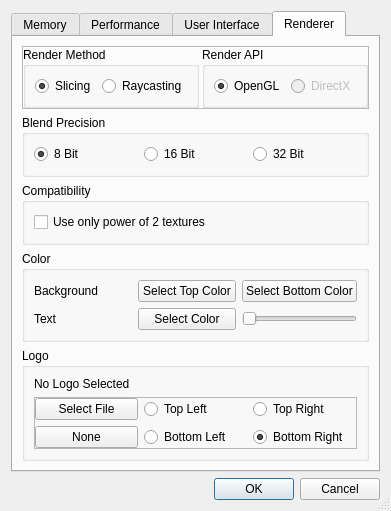
This is UI/UI/SettingsDlg.ui in SCIInstitute/ImageVis3D as Qt 5 draws it before an edit. The edited form follows.
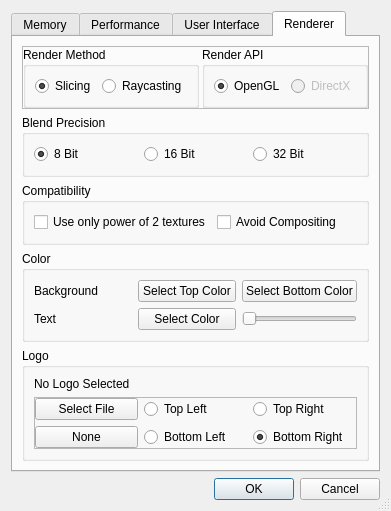
This is the edited form. The open tabs and pages were chosen to show the change.

Commit message: added yet another compatibility setting to toggle direct isosurfacing vs. compositing isosurfaceing

```diff
--- a/UI/UI/SettingsDlg.ui
+++ b/UI/UI/SettingsDlg.ui
@@ -675,6 +675,13 @@
             </property>
            </widget>
           </item>
+          <item>
+           <widget class="QCheckBox" name="checkBox_AvoidCompositing" >
+            <property name="text" >
+             <string>Avoid Compositing</string>
+            </property>
+           </widget>
+          </item>
          </layout>
         </widget>
        </item>
```
The commit also changes 15 other files.
